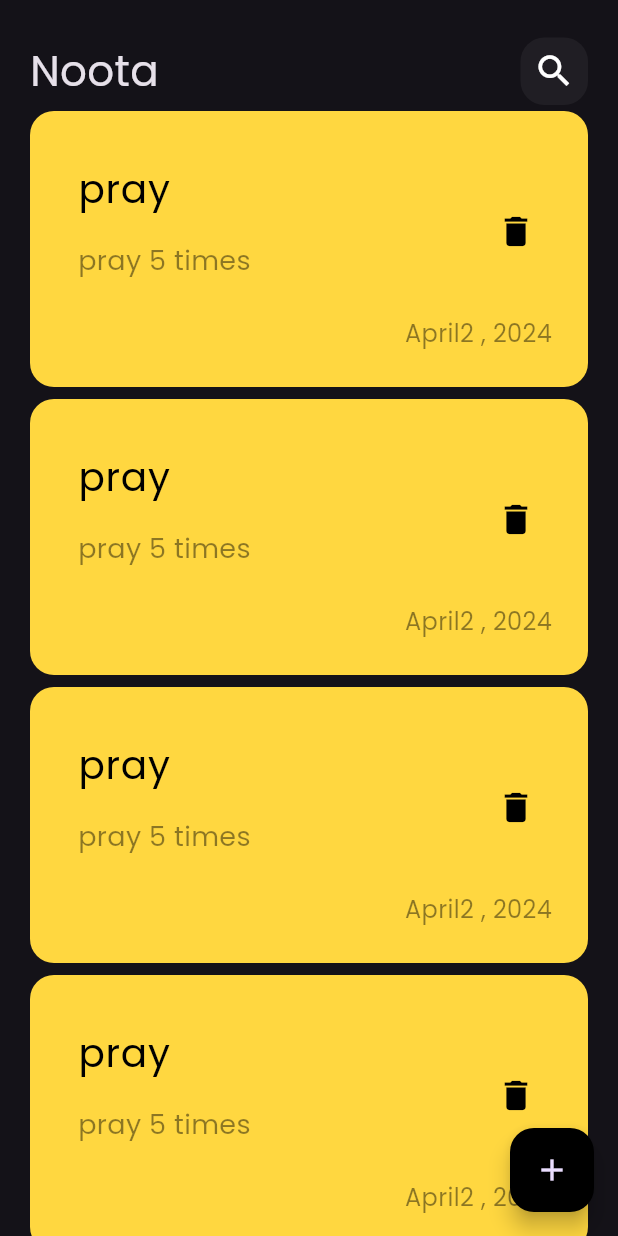
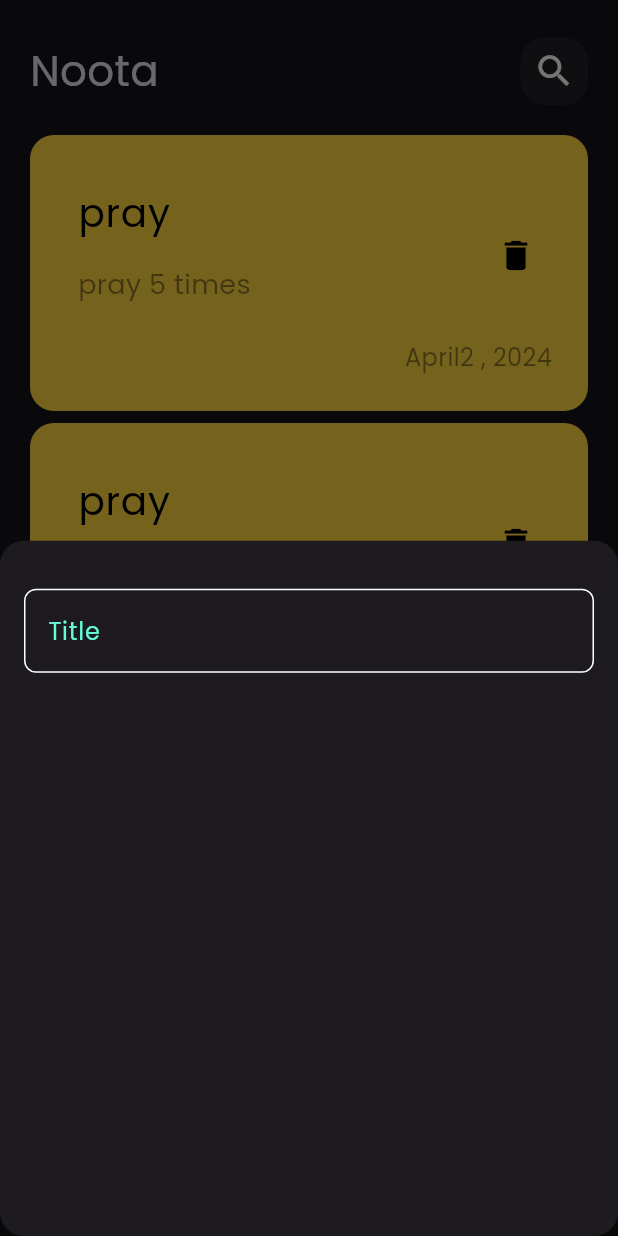
Before and after one commit to DiaaMahdy/noota, a Flutter app: the screen it shows after launch, after a tap on the "add" icon, on a phone screen of 412 x 824 dp. Run offline on Flutter 3.47's test engine with Material 3 defaults, Android fonts, the light colour scheme and no system bars.

Commit message:
Create custom text field

```diff
--- /dev/null
+++ b/lib/constants.dart
@@ -0,0 +1,3 @@
+import 'package:flutter/animation.dart';
+
+const kPrimaryColor = Color(0xff62fcd7);
--- a/lib/views/notes_view.dart
+++ b/lib/views/notes_view.dart
@@ -1,4 +1,6 @@
 import 'package:flutter/material.dart';
+import 'package:noota/constants.dart';
+import 'package:noota/widgets/note_bottom_sheet.dart';
 import 'package:noota/widgets/notes_view_body.dart';
 
 class NotesView extends StatelessWidget {
@@ -8,10 +10,20 @@ class NotesView extends StatelessWidget {
   Widget build(BuildContext context) {
     return Scaffold(
       floatingActionButton: FloatingActionButton(
-        onPressed: () {},
-        backgroundColor: Colors.black,
+        onPressed: () {
+          showModalBottomSheet(
+              shape: RoundedRectangleBorder(
+                borderRadius: BorderRadius.circular(16),
+              ),
+              context: context,
+              builder: (context) {
+                return const AddNote();
+              });
+        },
+        backgroundColor: kPrimaryColor,
         child: const Icon(
           Icons.add,
+          color: Colors.black,
         ),
       ),
       body: const NotesViewBody(),
--- /dev/null
+++ b/lib/widgets/custom_text_field.dart
@@ -0,0 +1,31 @@
+import 'package:flutter/material.dart';
+import 'package:noota/constants.dart';
+
+class CustomTextField extends StatelessWidget {
+  const CustomTextField({super.key});
+
+  @override
+  Widget build(BuildContext context) {
+    return TextField(
+      cursorColor: kPrimaryColor,
+      decoration: InputDecoration(
+        hintText: 'Title',
+        hintStyle: TextStyle(
+          color: kPrimaryColor,
+        ),
+        border: buildBorder(),
+        enabledBorder: buildBorder(),
+        focusedBorder: buildBorder(kPrimaryColor),
+      ),
+    );
+  }
+
+  OutlineInputBorder buildBorder([color]) {
+    return OutlineInputBorder(
+      borderRadius: BorderRadius.circular(8),
+      borderSide: BorderSide(
+        color: color ?? Colors.white,
+      ),
+    );
+  }
+}
--- /dev/null
+++ b/lib/widgets/note_bottom_sheet.dart
@@ -0,0 +1,23 @@
+import 'package:flutter/material.dart';
+import 'package:noota/widgets/custom_text_field.dart';
+
+class AddNote extends StatelessWidget {
+  const AddNote({super.key});
+
+  @override
+  Widget build(BuildContext context) {
+    return Padding(
+      padding: const EdgeInsets.symmetric(
+        horizontal: 16,
+      ),
+      child: const Column(
+        children: [
+          SizedBox(
+            height: 32,
+          ),
+          CustomTextField(),
+        ],
+      ),
+    );
+  }
+}
--- a/lib/widgets/notes_builder.dart
+++ b/lib/widgets/notes_builder.dart
@@ -6,13 +6,18 @@ class NotesBuilder extends StatelessWidget {
 
   @override
   Widget build(BuildContext context) {
-    return ListView.builder(itemBuilder: (context, index) {
+    return Padding(
+      padding: const EdgeInsets.symmetric(vertical: 16),
+      child: ListView.builder(
+          padding: EdgeInsets.zero,
+          itemBuilder: (context, index) {
             return const Padding(
               padding: EdgeInsets.symmetric(
                 vertical: 4,
               ),
               child: NoteItem(),
             );
-    });
+          }),
+    );
   }
 }
```
Lines whose indentation alone changed are shown as unchanged.
